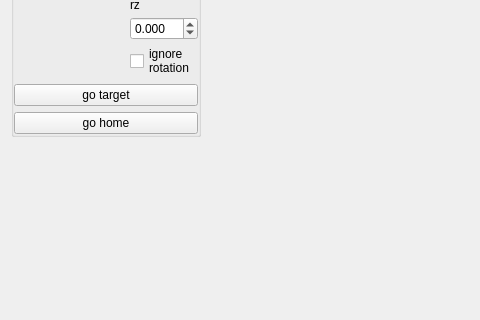
Old version of the form components/ikGraphGenerator/src/mainUI.ui in the repository robocomp/robocomp-shelly; both pictures show x 0 to 480 and y 360 to 680 of the 972 by 801 pixel window.
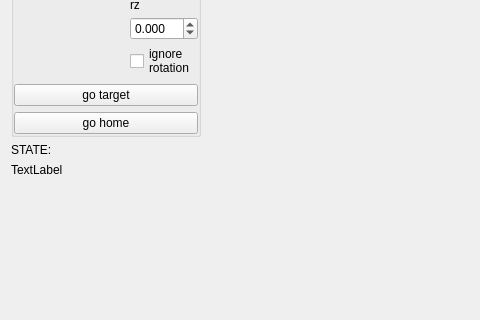
New version of the form.

What changed in the file:
```diff
--- a/components/ikGraphGenerator/src/mainUI.ui
+++ b/components/ikGraphGenerator/src/mainUI.ui
@@ -407,6 +407,20 @@
        </layout>
       </widget>
      </item>
+     <item>
+      <widget class="QLabel" name="label_9">
+       <property name="text">
+        <string>STATE:</string>
+       </property>
+      </widget>
+     </item>
+     <item>
+      <widget class="QLabel" name="ui_state">
+       <property name="text">
+        <string>TextLabel</string>
+       </property>
+      </widget>
+     </item>
      <item>
       <spacer name="verticalSpacer">
        <property name="orientation">
```
